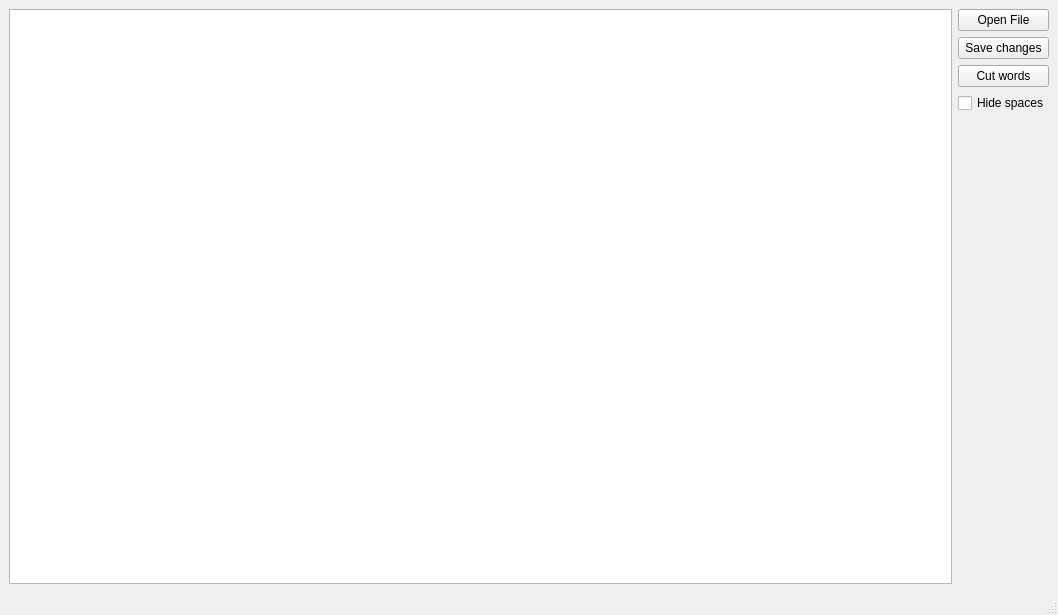
This is mainwindow.ui in 555oya/chinese-reader as Qt 5 draws it before an edit. The edited form follows.
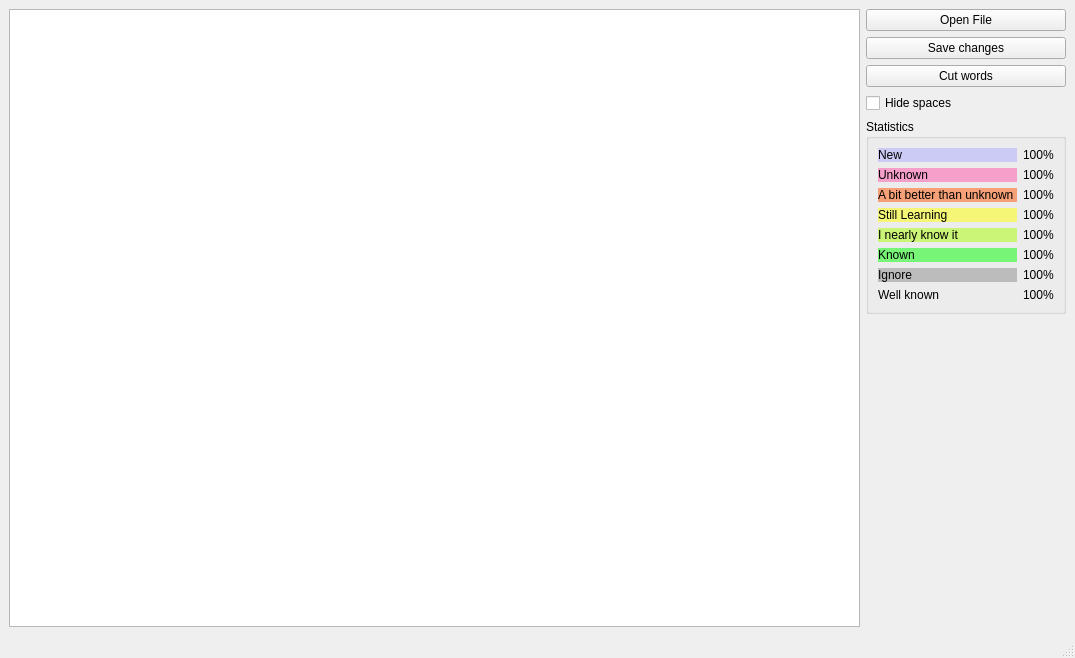
This is the edited form.

Commit message:
Edit + review term dialog, add words to user.dict
(in progress) library

```diff
--- a/mainwindow.ui
+++ b/mainwindow.ui
@@ -6,8 +6,8 @@
    <rect>
     <x>0</x>
     <y>0</y>
-    <width>1058</width>
-    <height>615</height>
+    <width>1075</width>
+    <height>658</height>
    </rect>
   </property>
   <property name="sizePolicy">
@@ -27,14 +27,14 @@
     </sizepolicy>
    </property>
    <layout class="QGridLayout" name="gridLayout">
-    <item row="0" column="1">
-     <widget class="QPushButton" name="pushButton">
+    <item row="2" column="1">
+     <widget class="QPushButton" name="pushButton_2">
       <property name="text">
-       <string>Open File</string>
+       <string>Cut words</string>
       </property>
      </widget>
     </item>
-    <item row="4" column="1">
+    <item row="5" column="1">
      <spacer name="verticalSpacer">
       <property name="orientation">
        <enum>Qt::Orientation::Vertical</enum>
@@ -47,6 +47,13 @@
       </property>
      </spacer>
     </item>
+    <item row="0" column="1">
+     <widget class="QPushButton" name="pushButton">
+      <property name="text">
+       <string>Open File</string>
+      </property>
+     </widget>
+    </item>
     <item row="3" column="1">
      <widget class="QCheckBox" name="checkBoxHideSpaces">
       <property name="text">
@@ -54,12 +61,8 @@
       </property>
      </widget>
     </item>
-    <item row="2" column="1">
-     <widget class="QPushButton" name="pushButton_2">
-      <property name="text">
-       <string>Cut words</string>
-      </property>
-     </widget>
+    <item row="0" column="0" rowspan="6">
+     <widget class="QPlainTextEdit" name="textEdit"/>
     </item>
     <item row="1" column="1">
      <widget class="QPushButton" name="saveButton">
@@ -68,8 +71,258 @@
       </property>
      </widget>
     </item>
-    <item row="0" column="0" rowspan="5">
-     <widget class="QPlainTextEdit" name="textEdit"/>
+    <item row="4" column="1">
+     <widget class="QGroupBox" name="groupBox">
+      <property name="sizePolicy">
+       <sizepolicy hsizetype="Fixed" vsizetype="Preferred">
+        <horstretch>0</horstretch>
+        <verstretch>0</verstretch>
+       </sizepolicy>
+      </property>
+      <property name="title">
+       <string>Statistics</string>
+      </property>
+      <layout class="QFormLayout" name="formLayout">
+       <item row="0" column="0">
+        <widget class="QLabel" name="label">
+         <property name="sizePolicy">
+          <sizepolicy hsizetype="Preferred" vsizetype="Preferred">
+           <horstretch>0</horstretch>
+           <verstretch>0</verstretch>
+          </sizepolicy>
+         </property>
+         <property name="minimumSize">
+          <size>
+           <width>139</width>
+           <height>0</height>
+          </size>
+         </property>
+         <property name="styleSheet">
+          <string notr="true">background-color: rgba(170,170,255, 0.5);</string>
+         </property>
+         <property name="text">
+          <string>New</string>
+         </property>
+        </widget>
+       </item>
+       <item row="1" column="0">
+        <widget class="QLabel" name="label_2">
+         <property name="sizePolicy">
+          <sizepolicy hsizetype="Preferred" vsizetype="Preferred">
+           <horstretch>0</horstretch>
+           <verstretch>0</verstretch>
+          </sizepolicy>
+         </property>
+         <property name="minimumSize">
+          <size>
+           <width>139</width>
+           <height>0</height>
+          </size>
+         </property>
+         <property name="styleSheet">
+          <string notr="true">background-color: rgba(255,83,169, 0.5);</string>
+         </property>
+         <property name="text">
+          <string>Unknown</string>
+         </property>
+        </widget>
+       </item>
+       <item row="2" column="0">
+        <widget class="QLabel" name="label_3">
+         <property name="sizePolicy">
+          <sizepolicy hsizetype="Preferred" vsizetype="Preferred">
+           <horstretch>0</horstretch>
+           <verstretch>0</verstretch>
+          </sizepolicy>
+         </property>
+         <property name="minimumSize">
+          <size>
+           <width>139</width>
+           <height>0</height>
+          </size>
+         </property>
+         <property name="styleSheet">
+          <string notr="true">background-color: rgba(255,85,0, 0.5);</string>
+         </property>
+         <property name="text">
+          <string>A bit better than unknown</string>
+         </property>
+        </widget>
+       </item>
+       <item row="3" column="0">
+        <widget class="QLabel" name="label_4">
+         <property name="sizePolicy">
+          <sizepolicy hsizetype="Preferred" vsizetype="Preferred">
+           <horstretch>0</horstretch>
+           <verstretch>0</verstretch>
+          </sizepolicy>
+         </property>
+         <property name="minimumSize">
+          <size>
+           <width>139</width>
+           <height>0</height>
+          </size>
+         </property>
+         <property name="styleSheet">
+          <string notr="true">background-color: rgba(255,255,0, 0.5);</string>
+         </property>
+         <property name="text">
+          <string>Still Learning</string>
+         </property>
+        </widget>
+       </item>
+       <item row="4" column="0">
+        <widget class="QLabel" name="label_5">
+         <property name="sizePolicy">
+          <sizepolicy hsizetype="Preferred" vsizetype="Preferred">
+           <horstretch>0</horstretch>
+           <verstretch>0</verstretch>
+          </sizepolicy>
+         </property>
+         <property name="minimumSize">
+          <size>
+           <width>139</width>
+           <height>0</height>
+          </size>
+         </property>
+         <property name="styleSheet">
+          <string notr="true">background-color: rgba(170,255,0, 0.5);</string>
+         </property>
+         <property name="text">
+          <string>I nearly know it</string>
+         </property>
+        </widget>
+       </item>
+       <item row="5" column="0">
+        <widget class="QLabel" name="label_6">
+         <property name="sizePolicy">
+          <sizepolicy hsizetype="Fixed" vsizetype="Preferred">
+           <horstretch>0</horstretch>
+           <verstretch>0</verstretch>
+          </sizepolicy>
+         </property>
+         <property name="minimumSize">
+          <size>
+           <width>139</width>
+           <height>0</height>
+          </size>
+         </property>
+         <property name="font">
+          <font>
+           <stylestrategy>PreferDefault</stylestrategy>
+          </font>
+         </property>
+         <property name="styleSheet">
+          <string notr="true">background-color: rgba(0,255,0, 0.5);</string>
+         </property>
+         <property name="text">
+          <string>Known</string>
+         </property>
+        </widget>
+       </item>
+       <item row="6" column="0">
+        <widget class="QLabel" name="label_7">
+         <property name="sizePolicy">
+          <sizepolicy hsizetype="Preferred" vsizetype="Preferred">
+           <horstretch>0</horstretch>
+           <verstretch>0</verstretch>
+          </sizepolicy>
+         </property>
+         <property name="minimumSize">
+          <size>
+           <width>139</width>
+           <height>0</height>
+          </size>
+         </property>
+         <property name="styleSheet">
+          <string notr="true">background-color: rgba(140,140,140, 0.5);</string>
+         </property>
+         <property name="text">
+          <string>Ignore</string>
+         </property>
+        </widget>
+       </item>
+       <item row="7" column="0">
+        <widget class="QLabel" name="label_8">
+         <property name="sizePolicy">
+          <sizepolicy hsizetype="Preferred" vsizetype="Preferred">
+           <horstretch>0</horstretch>
+           <verstretch>0</verstretch>
+          </sizepolicy>
+         </property>
+         <property name="minimumSize">
+          <size>
+           <width>139</width>
+           <height>0</height>
+          </size>
+         </property>
+         <property name="styleSheet">
+          <string notr="true">background-color: rgba(131, 255, 207, 0);
+</string>
+         </property>
+         <property name="text">
+          <string>Well known</string>
+         </property>
+        </widget>
+       </item>
+       <item row="0" column="1">
+        <widget class="QLabel" name="newWordsPercent">
+         <property name="text">
+          <string>100%</string>
+         </property>
+        </widget>
+       </item>
+       <item row="1" column="1">
+        <widget class="QLabel" name="unknownWordsPercent">
+         <property name="text">
+          <string>100%</string>
+         </property>
+        </widget>
+       </item>
+       <item row="2" column="1">
+        <widget class="QLabel" name="nearlyUnknownWordsPercent">
+         <property name="text">
+          <string>100%</string>
+         </property>
+        </widget>
+       </item>
+       <item row="3" column="1">
+        <widget class="QLabel" name="learningWordsPercent">
+         <property name="text">
+          <string>100%</string>
+         </property>
+        </widget>
+       </item>
+       <item row="4" column="1">
+        <widget class="QLabel" name="nearlyKnownWordsPercent">
+         <property name="text">
+          <string>100%</string>
+         </property>
+        </widget>
+       </item>
+       <item row="5" column="1">
+        <widget class="QLabel" name="knownWordsPercent">
+         <property name="text">
+          <string>100%</string>
+         </property>
+        </widget>
+       </item>
+       <item row="6" column="1">
+        <widget class="QLabel" name="ignoredWordsPercent">
+         <property name="text">
+          <string>100%</string>
+         </property>
+        </widget>
+       </item>
+       <item row="7" column="1">
+        <widget class="QLabel" name="wellKnownWordsPercent">
+         <property name="text">
+          <string>100%</string>
+         </property>
+        </widget>
+       </item>
+      </layout>
+     </widget>
     </item>
    </layout>
   </widget>
```
The commit also changes 17 other files.
